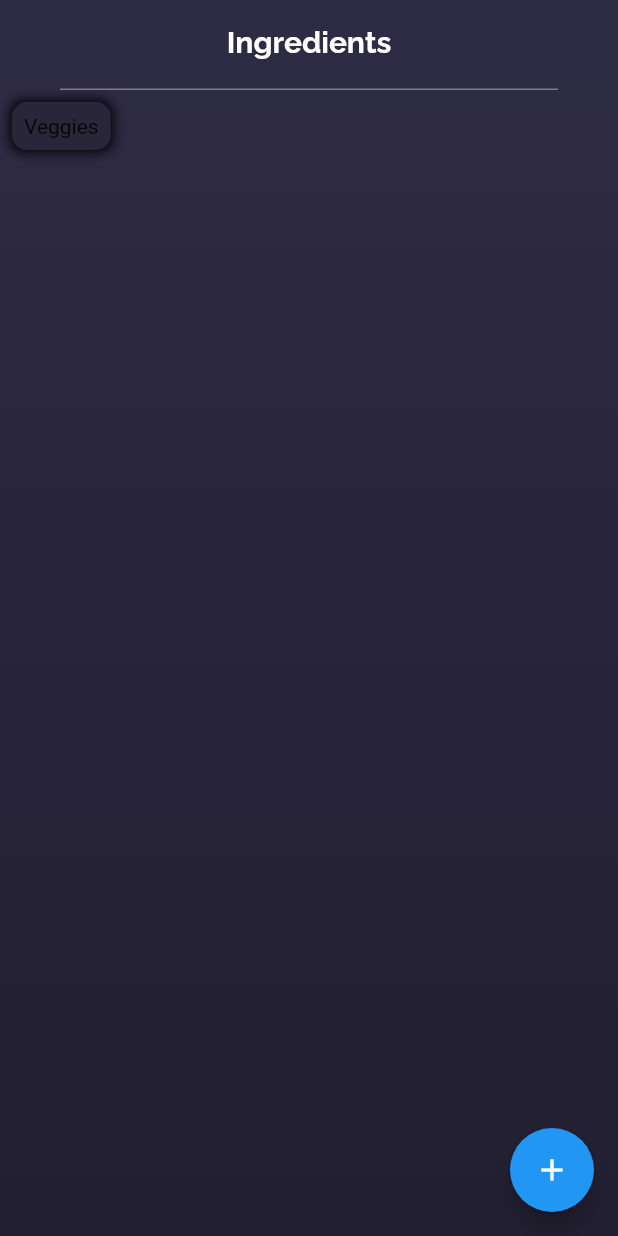
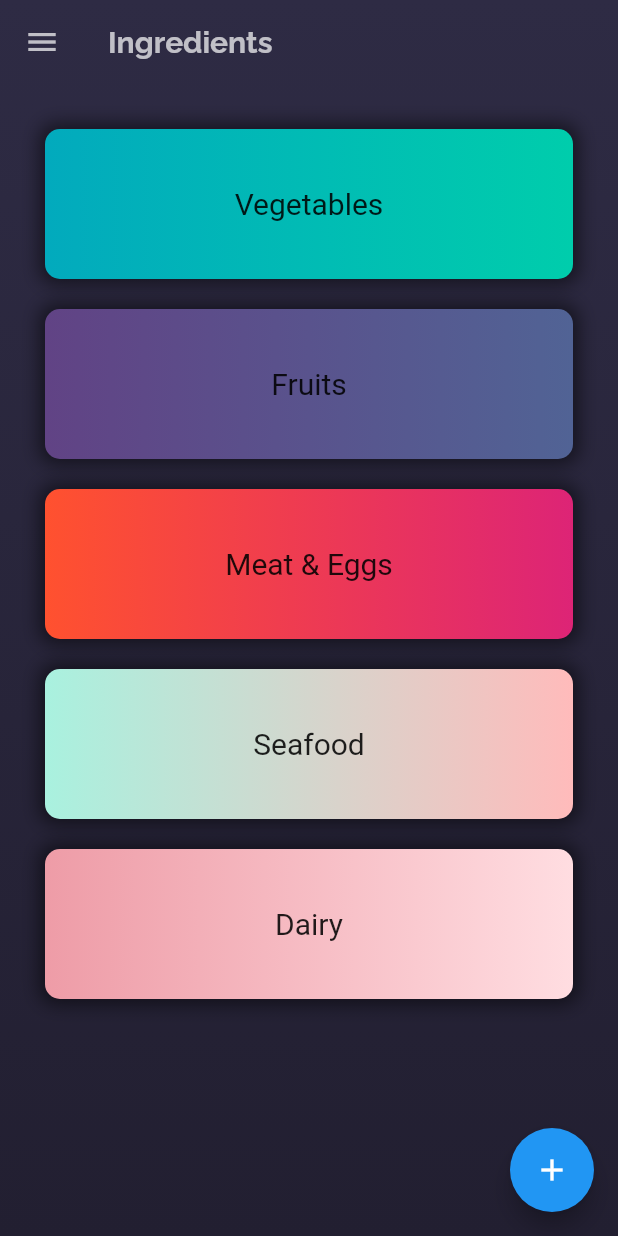
Before and after one commit to 3enedict/limelight, a Flutter app: the screen it shows after launch, on a phone screen of 412 x 824 dp. Run offline on Flutter 3.47's test engine with Material 2 defaults, Android fonts, the phone set to English and light mode, and no system bars; our stand-ins replace google_fonts.

Commit message:
Added cards corresponding to the ingredient's type

```diff
--- a/lib/main.dart
+++ b/lib/main.dart
@@ -41,41 +41,180 @@ class IngredientsPage extends StatelessWidget {
             "Ingredients",
             textAlign: TextAlign.center,
             style: GoogleFonts.raleway(
-                textStyle: const TextStyle(fontWeight: FontWeight.bold)),
+              textStyle: const TextStyle(
+                fontWeight: FontWeight.bold,
+                color: Colors.white70,
+              ),
+            ),
           ),
-          centerTitle: true,
+          leading: const Icon(
+            Icons.menu,
+            color: Colors.white70,
+          ),
           backgroundColor: Colors.transparent,
           elevation: 0,
-          bottom: PreferredSize(
-            preferredSize: const Size.fromHeight(4.0),
-            child: Container(
-              color: Colors.white38,
-              height: 1.0,
-              margin: const EdgeInsets.fromLTRB(40.0, 0.0, 40.0, 0.0),
-            ),
-          ),
         ),
         floatingActionButton: FloatingActionButton(
           child: const Icon(Icons.add),
           onPressed: () {},
         ),
-        body: Column(
+        body: ListView(
+          padding: const EdgeInsets.all(20),
           children: <Widget>[
             Container(
               decoration: const BoxDecoration(
-                color: Color(0xFF29263a),
+                gradient: LinearGradient(
+                  colors: [
+                    Color(0xFF02AABD),
+                    Color(0xFF00CDAC),
+                  ],
+                ),
                 borderRadius: BorderRadius.all(Radius.circular(10)),
                 boxShadow: [
                   BoxShadow(
-                    color: Colors.black87,
-                    spreadRadius: 2,
-                    blurRadius: 5,
+                    color: Colors.black54,
+                    spreadRadius: 3,
+                    blurRadius: 10,
                   ),
                 ],
               ),
-              padding: const EdgeInsets.all(8.0),
-              margin: const EdgeInsets.all(8.0),
-              child: const Text("Veggies"),
+              alignment: Alignment.center,
+              padding: const EdgeInsets.all(10.0),
+              margin: const EdgeInsets.all(10.0),
+              height: 100,
+              child: Text(
+                'Vegetables',
+                style: GoogleFonts.fredokaOne(
+                  textStyle: const TextStyle(
+                    color: Colors.black87,
+                    fontSize: 20,
+                  ),
+                ),
+              ),
+            ),
+            Container(
+              decoration: const BoxDecoration(
+                gradient: LinearGradient(
+                  colors: [
+                    Color(0xFF614385),
+                    Color(0xFF516395),
+                  ],
+                ),
+                borderRadius: BorderRadius.all(Radius.circular(10)),
+                boxShadow: [
+                  BoxShadow(
+                    color: Colors.black54,
+                    spreadRadius: 3,
+                    blurRadius: 10,
+                  ),
+                ],
+              ),
+              alignment: Alignment.center,
+              padding: const EdgeInsets.all(10.0),
+              margin: const EdgeInsets.all(10.0),
+              height: 100,
+              child: Text(
+                'Fruits',
+                style: GoogleFonts.fredokaOne(
+                  textStyle: const TextStyle(
+                    color: Colors.black87,
+                    fontSize: 20,
+                  ),
+                ),
+              ),
+            ),
+            Container(
+              decoration: const BoxDecoration(
+                gradient: LinearGradient(
+                  colors: [
+                    Color(0xFFFF512F),
+                    Color(0xFFDD2476),
+                  ],
+                ),
+                borderRadius: BorderRadius.all(Radius.circular(10)),
+                boxShadow: [
+                  BoxShadow(
+                    color: Colors.black54,
+                    spreadRadius: 3,
+                    blurRadius: 10,
+                  ),
+                ],
+              ),
+              alignment: Alignment.center,
+              padding: const EdgeInsets.all(10.0),
+              margin: const EdgeInsets.all(10.0),
+              height: 100,
+              child: Text(
+                'Meat & Eggs',
+                style: GoogleFonts.fredokaOne(
+                  textStyle: const TextStyle(
+                    color: Colors.black87,
+                    fontSize: 20,
+                  ),
+                ),
+              ),
+            ),
+            Container(
+              decoration: const BoxDecoration(
+                gradient: LinearGradient(
+                  colors: [
+                    Color(0xFFA9F1DF),
+                    Color(0xFFFFBBBB),
+                  ],
+                ),
+                borderRadius: BorderRadius.all(Radius.circular(10)),
+                boxShadow: [
+                  BoxShadow(
+                    color: Colors.black54,
+                    spreadRadius: 3,
+                    blurRadius: 10,
+                  ),
+                ],
+              ),
+              alignment: Alignment.center,
+              padding: const EdgeInsets.all(10.0),
+              margin: const EdgeInsets.all(10.0),
+              height: 100,
+              child: Text(
+                'Seafood',
+                style: GoogleFonts.fredokaOne(
+                  textStyle: const TextStyle(
+                    color: Colors.black87,
+                    fontSize: 20,
+                  ),
+                ),
+              ),
+            ),
+            Container(
+              decoration: const BoxDecoration(
+                gradient: LinearGradient(
+                  colors: [
+                    Color(0xFFEE9CA7),
+                    Color(0xFFFFDDE1),
+                  ],
+                ),
+                borderRadius: BorderRadius.all(Radius.circular(10)),
+                boxShadow: [
+                  BoxShadow(
+                    color: Colors.black54,
+                    spreadRadius: 3,
+                    blurRadius: 10,
+                  ),
+                ],
+              ),
+              alignment: Alignment.center,
+              padding: const EdgeInsets.all(10.0),
+              margin: const EdgeInsets.all(10.0),
+              height: 100,
+              child: Text(
+                'Dairy',
+                style: GoogleFonts.fredokaOne(
+                  textStyle: const TextStyle(
+                    color: Colors.black87,
+                    fontSize: 20,
+                  ),
+                ),
+              ),
             ),
           ],
         ),
--- a/pubspec.yaml
+++ b/pubspec.yaml
@@ -20,3 +20,6 @@ dev_dependencies:
 
 flutter:
   uses-material-design: true
+
+  assets:
+    - assets/Vegetables.webp
```
Also changed, not shown: assets/Vegetables.webp (added).
